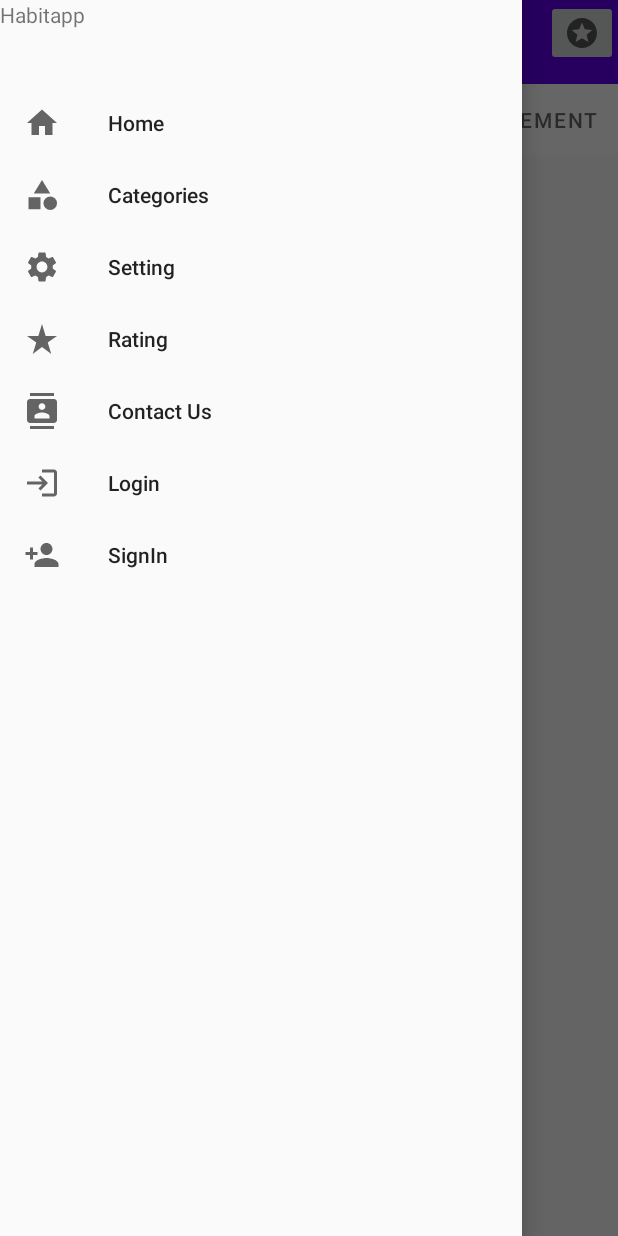
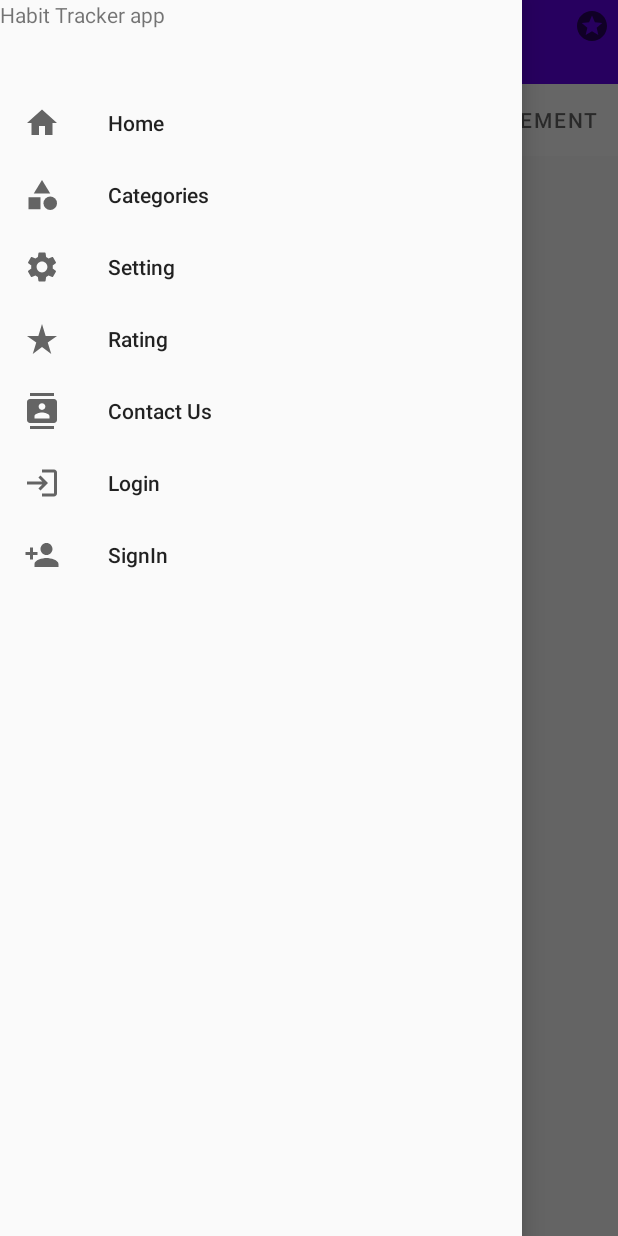
Before and after one commit to shubhamsk591/habitapp2, an Android app: the MainActivity screen opened directly, with no data from a screen before it, with the side drawer open, on a phone screen of 412 x 824 dp. Run offline under Robolectric (Android 15) with nearby library versions, the phone set to English and light mode, and no system bars.

Commit message:
Changed design overlap updated

```diff
--- a/app/src/main/res/layout/containt_main.xml
+++ b/app/src/main/res/layout/containt_main.xml
@@ -17,9 +17,11 @@
         android:id="@+id/motivation_button"
         android:layout_width="wrap_content"
         android:layout_height="wrap_content"
+        android:background="@color/purple_500"
         android:src="@drawable/ic_baseline_stars_24"
         app:layout_constraintEnd_toEndOf="parent"
         app:layout_constraintTop_toTopOf="parent"
+        android:layout_margin="5dp"
         android:contentDescription="@string/MotivationButton" />
 
 
--- a/app/src/main/res/values/strings.xml
+++ b/app/src/main/res/values/strings.xml
@@ -1,5 +1,5 @@
 <resources>
-    <string name="app_name">Habitapp</string>
+    <string name="app_name">Habit Tracker app</string>
     //added for tabs
 //content xml
     <string name="Habit_tab">Home</string>
```
